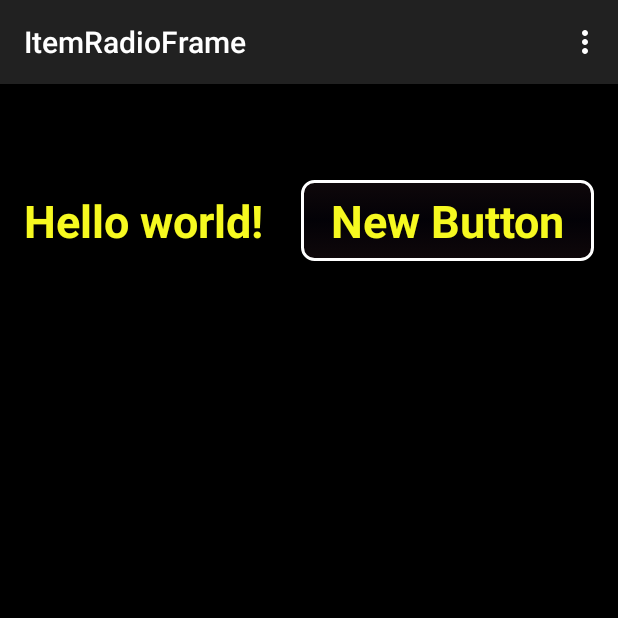
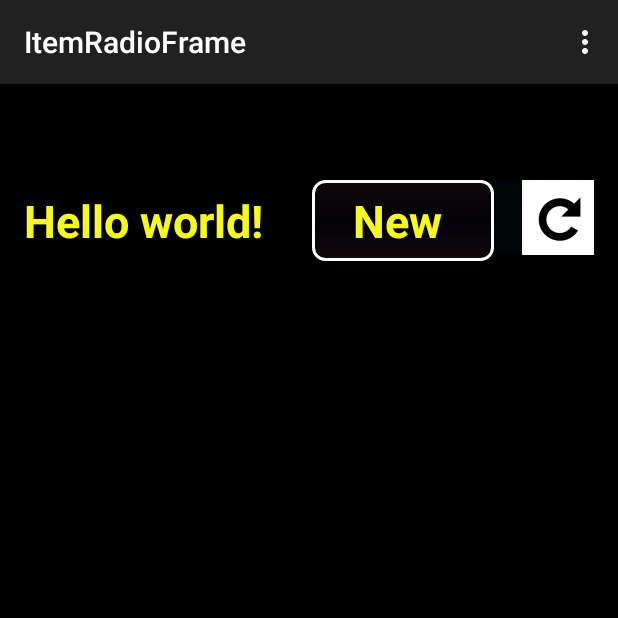
Before and after one commit to zhulynska/RadioApplication, an Android app: the ItemRadioFrame screen opened directly, with no data from a screen before it, on a phone screen of 412 x 824 dp, the top half of it. Run offline under Robolectric (Android 15) with nearby library versions, the phone set to English and light mode, and no system bars; our stand-ins replace ButterKnife, Picasso; pictures from the network do not load.

Commit message:
Rejected commit: Default

```diff
--- a/app/build.gradle
+++ b/app/build.gradle
@@ -20,8 +20,8 @@ android {
 }
 
 dependencies {
-    compile fileTree(dir: 'libs', include: ['*.jar'])
+
     compile 'com.android.support:appcompat-v7:21.0.3'
-    compile files('libs/butterknife-6.1.0.jar')
+    compile 'com.jakewharton:butterknife:6.1.0'
     compile 'com.squareup.picasso:picasso:2.5.2'
 }
--- a/app/src/main/java/com/example/kuntseva/radio2/com/example/kuntseva/view_plus_controller/ItemRadioFrame.java
+++ b/app/src/main/java/com/example/kuntseva/radio2/com/example/kuntseva/view_plus_controller/ItemRadioFrame.java
@@ -12,6 +12,7 @@ import android.view.MenuItem;
 import android.view.MotionEvent;
 import android.view.View;
 import android.widget.Button;
+import android.widget.ImageButton;
 import android.widget.ImageView;
 import android.widget.SeekBar;
 import android.widget.TextView;
@@ -24,6 +25,7 @@ import java.io.IOException;
 
 import butterknife.ButterKnife;
 import butterknife.InjectView;
+import butterknife.OnClick;
 
 
 public class ItemRadioFrame extends ActionBarActivity implements View.OnClickListener, MediaPlayer.OnPreparedListener {
@@ -37,12 +39,19 @@ public class ItemRadioFrame extends ActionBarActivity implements View.OnClickLis
     final String LOG_TAG = this.getClass().getSimpleName();
     @InjectView(R.id.buttonItem)
     Button buttonItem;
+
+    @InjectView(R.id.imageButtonRefresh)
+    ImageButton imageButtonRefresh;
+
+
+
     @InjectView(R.id.textViewItem)
     TextView textViewItem;
     @InjectView(R.id.imageViewItem)
     ImageView imageViewItem;
+
     MediaPlayer mediaPlayer = null;
-
+    boolean b = true;
     @Override
     protected void onCreate(Bundle savedInstanceState) {
         try {
@@ -53,6 +62,9 @@ public class ItemRadioFrame extends ActionBarActivity implements View.OnClickLis
             ButterKnife.inject(this);
 
             Intent intent = this.getIntent();
+
+
+            imageButtonRefresh.setEnabled(false);
 
             radioData = (RadioData) intent.getSerializableExtra("radioData");
 
@@ -74,6 +86,7 @@ public class ItemRadioFrame extends ActionBarActivity implements View.OnClickLis
             mediaPlayer.setAudioStreamType(AudioManager.STREAM_MUSIC);
             mediaPlayer.setOnPreparedListener(this);
             mediaPlayer.setDataSource(radioData.getURL());
+            //mediaPlayer.prepare();
 
             setTitle(radioData.getTitle());
 
@@ -117,6 +130,98 @@ public class ItemRadioFrame extends ActionBarActivity implements View.OnClickLis
     @Override
     public void onClick(View v) {
         try {
+
+
+            if (buttonItem.getText().equals(PLAY) && !mediaPlayer.isPlaying() ) {
+               // if (!mediaPlayer.isPlaying()) {
+                    mediaPlayer.prepareAsync();
+                    buttonItem.setText(PAUSE);
+
+                imageButtonRefresh.setEnabled(false);
+                //}
+              //  b = false;
+
+
+            }
+
+            else if (buttonItem.getText().equals(PAUSE)) {
+
+                mediaPlayer.stop();
+
+                //length = mediaPlayer.getCurrentPosition();
+                buttonItem.setText(PLAY);
+
+                imageButtonRefresh.setEnabled(true);
+               // Log.v(LOG_TAG, "seek to" + length);
+                //b = false;
+            }
+
+            else if (buttonItem.getText().equals(PLAY) && mediaPlayer.isPlaying()) {
+               // mediaPlayer.seekTo(length);
+                mediaPlayer.start();
+                buttonItem.setText(PAUSE);
+                //buttonReset.setEnabled(false);
+                imageButtonRefresh.setEnabled(false);
+                //b = false;
+            }
+        } catch (Exception e) {
+            Log.v(LOG_TAG, "On click exception", e);
+        }
+    }
+
+
+    @OnClick(R.id.imageButtonRefresh)
+    public void resetPlayer1() {
+        mediaPlayer.stop();
+        mediaPlayer.release();
+        try {
+
+            Log.v(LOG_TAG, "buttonReset clicked");
+
+
+            mediaPlayer = new MediaPlayer();
+            mediaPlayer.setAudioStreamType(AudioManager.STREAM_MUSIC);
+            mediaPlayer.setOnPreparedListener(this);
+
+            mediaPlayer.setDataSource(radioData.getURL());
+
+
+        } catch (IOException e) {
+            e.printStackTrace();
+        }
+
+
+    }
+
+
+   /* @OnClick(R.id.buttonReset)
+    public void resetPlayer() {
+        mediaPlayer.stop();
+        mediaPlayer.release();
+        try {
+
+            Log.v(LOG_TAG, "buttonReset clicked");
+
+
+            mediaPlayer = new MediaPlayer();
+            mediaPlayer.setAudioStreamType(AudioManager.STREAM_MUSIC);
+            mediaPlayer.setOnPreparedListener(this);
+
+             mediaPlayer.setDataSource(radioData.getURL());
+
+
+        } catch (IOException e) {
+                e.printStackTrace();
+            }
+
+
+    }*/
+
+
+
+    /*
+        public void onClick(View v) {
+        try {
             boolean b = true;
 
 
@@ -144,6 +249,7 @@ public class ItemRadioFrame extends ActionBarActivity implements View.OnClickLis
             Log.v(LOG_TAG, "On click exception", e);
         }
     }
+     */
 
 
     @Override
--- a/app/src/main/res/layout/activity_item_radio_frame.xml
+++ b/app/src/main/res/layout/activity_item_radio_frame.xml
@@ -21,7 +21,7 @@
         <TextView android:text="@string/hello_world" android:layout_width="wrap_content"
             android:layout_height="wrap_content"
             android:id="@+id/textViewItem"
-            android:layout_weight="1"
+            android:layout_weight="2"
             android:textSize="30sp"
             android:textIsSelectable="false"
             android:textColor="#f9fcff21"
@@ -30,14 +30,130 @@
         <Button
             android:layout_width="wrap_content"
             android:layout_height="wrap_content"
-            android:text="New Button"
+            android:text="New "
             android:id="@+id/buttonItem"
-            android:layout_weight="1"
+            android:layout_weight="2"
             android:textStyle="bold"
             android:singleLine="false"
             style="@style/button">
 
         </Button>
+
+        <ImageButton
+            android:layout_width="50dp"
+            android:layout_height="50dp"
+            android:id="@+id/imageButtonRefresh"
+            android:layout_column="6"
+            android:src="@drawable/refresh"
+            android:scaleType="fitEnd"
+            android:background="#f6000608"
+            android:layout_weight="1"
+            android:focusableInTouchMode="false" />
+
+    </TableRow>
+
+    <TableRow
+        android:layout_width="fill_parent"
+        android:layout_height="fill_parent">
+
+    </TableRow>
+
+    <TableRow
+        android:layout_width="fill_parent"
+        android:layout_height="fill_parent">
+
+    </TableRow>
+
+    <TableRow
+        android:layout_width="fill_parent"
+        android:layout_height="fill_parent"></TableRow>
+
+    <TableRow
+        android:layout_width="fill_parent"
+        android:layout_height="fill_parent"></TableRow>
+
+    <TableRow
+        android:layout_width="fill_parent"
+        android:layout_height="fill_parent"></TableRow>
+
+    <TableRow
+        android:layout_width="fill_parent"
+        android:layout_height="fill_parent"></TableRow>
+
+    <TableRow
+        android:layout_width="fill_parent"
+        android:layout_height="fill_parent"></TableRow>
+
+    <TableRow
+        android:layout_width="fill_parent"
+        android:layout_height="fill_parent"></TableRow>
+
+    <TableRow
+        android:layout_width="fill_parent"
+        android:layout_height="fill_parent"></TableRow>
+
+    <TableRow
+        android:layout_width="fill_parent"
+        android:layout_height="fill_parent"></TableRow>
+
+    <TableRow
+        android:layout_width="fill_parent"
+        android:layout_height="fill_parent"></TableRow>
+
+    <TableRow
+        android:layout_width="fill_parent"
+        android:layout_height="fill_parent"></TableRow>
+
+    <TableRow
+        android:layout_width="fill_parent"
+        android:layout_height="fill_parent"></TableRow>
+
+    <TableRow
+        android:layout_width="fill_parent"
+        android:layout_height="fill_parent"></TableRow>
+
+    <TableRow
+        android:layout_width="fill_parent"
+        android:layout_height="fill_parent"></TableRow>
+
+    <TableRow
+        android:layout_width="fill_parent"
+        android:layout_height="fill_parent"></TableRow>
+
+    <TableRow
+        android:layout_width="fill_parent"
+        android:layout_height="fill_parent"></TableRow>
+
+    <TableRow
+        android:layout_width="fill_parent"
+        android:layout_height="fill_parent"></TableRow>
+
+    <TableRow
+        android:layout_width="fill_parent"
+        android:layout_height="fill_parent"></TableRow>
+
+    <TableRow
+        android:layout_width="fill_parent"
+        android:layout_height="fill_parent">
+
+    </TableRow>
+
+    <TableRow
+        android:layout_width="fill_parent"
+        android:layout_height="fill_parent"></TableRow>
+
+    <TableRow
+        android:layout_width="fill_parent"
+        android:layout_height="fill_parent"></TableRow>
+
+    <TableRow
+        android:layout_width="fill_parent"
+        android:layout_height="fill_parent"></TableRow>
+
+    <TableRow
+        android:layout_width="fill_parent"
+        android:layout_height="fill_parent">
+
     </TableRow>
 
 
```
Also changed, not shown: app/src/main/res/drawable/refresh.jpg (added).
